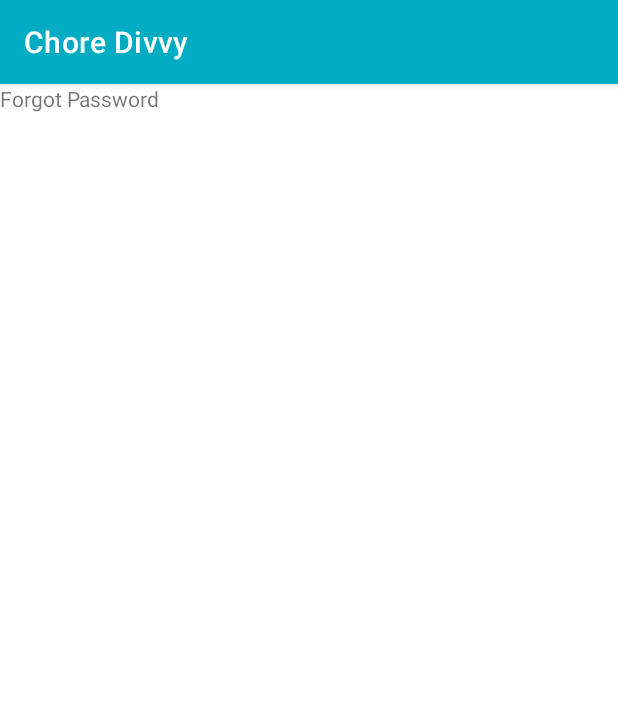
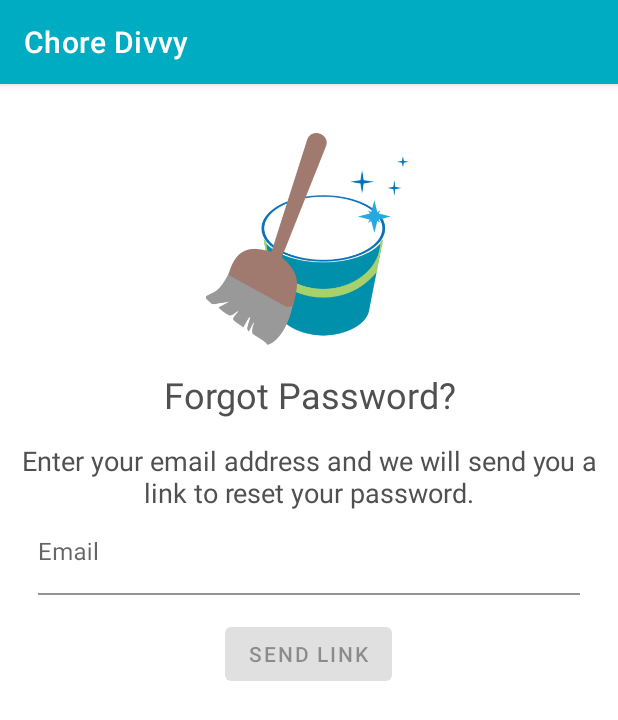
Before and after one commit to Doug2D2/chore-divvy-android, an Android app: the ForgotPasswordFragment screen opened through its navigation route, on a phone screen of 412 x 824 dp. Shown: the top 720 px of the screen. Run offline under Robolectric (Android 15) with nearby library versions, the phone set to English and light mode, and no system bars; our stand-ins replace Room's generated code, Timber, data binding.

Commit message:
forgot password fragment

```diff
--- a/app/src/main/java/com/doug2d2/chore_divvy_android/network/Service.kt
+++ b/app/src/main/java/com/doug2d2/chore_divvy_android/network/Service.kt
@@ -13,6 +13,9 @@ interface ChoreDivvyService {
 
     @POST("signup")
     fun signUp(@Body body: SignUpRequest): Deferred<SignUpResponse>
+
+    @POST("forgotPassword")
+    fun forgotPassword(@Body body: ForgotPasswordRequest): Deferred<ForgotPasswordResponse>
 }
 
 object ChoreDivvyNetwork {
@@ -33,3 +36,7 @@ data class SignUpRequest(var firstName: String, var lastName: String, var userna
                          var password: String)
 
 data class SignUpResponse(var msg: String)
+
+data class ForgotPasswordRequest(var username: String)
+
+data class ForgotPasswordResponse(var msg: String)
--- a/app/src/main/java/com/doug2d2/chore_divvy_android/repository/UserRepository.kt
+++ b/app/src/main/java/com/doug2d2/chore_divvy_android/repository/UserRepository.kt
@@ -4,6 +4,7 @@ import androidx.lifecycle.LiveData
 import androidx.lifecycle.MutableLiveData
 import com.doug2d2.chore_divvy_android.database.ChoreDivvyDatabase
 import com.doug2d2.chore_divvy_android.network.ChoreDivvyNetwork
+import com.doug2d2.chore_divvy_android.network.ForgotPasswordRequest
 import com.doug2d2.chore_divvy_android.network.LoginRequest
 import com.doug2d2.chore_divvy_android.network.SignUpRequest
 import kotlinx.coroutines.Dispatchers
@@ -25,4 +26,11 @@ class UserRepository(private val database: ChoreDivvyDatabase) {
             ChoreDivvyNetwork.choreDivvy.signUp(req).await()
         }
     }
+
+    suspend fun forgotPassword(username: String) {
+        withContext(Dispatchers.IO) {
+            val req = ForgotPasswordRequest(username)
+            ChoreDivvyNetwork.choreDivvy.forgotPassword(req).await()
+        }
+    }
 }
--- a/app/src/main/java/com/doug2d2/chore_divvy_android/user/ForgotPasswordFragment.kt
+++ b/app/src/main/java/com/doug2d2/chore_divvy_android/user/ForgotPasswordFragment.kt
@@ -5,7 +5,11 @@ import androidx.fragment.app.Fragment
 import android.view.LayoutInflater
 import android.view.View
 import android.view.ViewGroup
+import androidx.databinding.DataBindingUtil
+import androidx.lifecycle.Observer
+import androidx.lifecycle.ViewModelProviders
 import com.doug2d2.chore_divvy_android.R
+import com.doug2d2.chore_divvy_android.databinding.FragmentForgotPasswordBinding
 
 class ForgotPasswordFragment : Fragment() {
     override fun onCreate(savedInstanceState: Bundle?) {
@@ -16,7 +20,24 @@ class ForgotPasswordFragment : Fragment() {
         inflater: LayoutInflater, container: ViewGroup?,
         savedInstanceState: Bundle?
     ): View? {
-        // Inflate the layout for this fragment
-        return inflater.inflate(R.layout.fragment_forgot_password, container, false)
+        // Get a reference to the binding object and inflate the fragment views.
+        val binding: FragmentForgotPasswordBinding = DataBindingUtil.inflate(
+            inflater, R.layout.fragment_forgot_password, container, false)
+
+        val application = requireNotNull(this.activity).application
+        val viewModelFactory = ForgotPasswordViewModelFactory(application)
+        val forgotPasswordViewModel = ViewModelProviders.of(
+            this, viewModelFactory).get(ForgotPasswordViewModel::class.java)
+        binding.viewModel = forgotPasswordViewModel
+
+        forgotPasswordViewModel.username.observe(viewLifecycleOwner, Observer<String> { username ->
+            if (!username.isNullOrBlank()) {
+                binding.sendLinkButton.isEnabled = true
+            } else {
+                binding.sendLinkButton.isEnabled = false
+            }
+        })
+
+        return binding.root
     }
 }
--- /dev/null
+++ b/app/src/main/java/com/doug2d2/chore_divvy_android/user/ForgotPasswordViewModel.kt
@@ -0,0 +1,49 @@
+package com.doug2d2.chore_divvy_android.user
+
+import android.app.Application
+import androidx.lifecycle.AndroidViewModel
+import androidx.lifecycle.LiveData
+import androidx.lifecycle.MutableLiveData
+import com.doug2d2.chore_divvy_android.database.ChoreDivvyDatabase
+import com.doug2d2.chore_divvy_android.database.ChoreDivvyDatabase.Companion.getDatabase
+import com.doug2d2.chore_divvy_android.repository.UserRepository
+import kotlinx.coroutines.CoroutineScope
+import kotlinx.coroutines.Dispatchers
+import kotlinx.coroutines.Job
+import kotlinx.coroutines.launch
+import timber.log.Timber
+import java.lang.Exception
+
+enum class ForgotPasswordStatus { LOADING, SUCCESS, INVALID_USERNAME, CONNECTION_ERROR, OTHER_ERROR }
+
+class ForgotPasswordViewModel(application: Application): AndroidViewModel(application) {
+    private var viewModelJob = Job()
+    private val uiScope = CoroutineScope(Dispatchers.Main + viewModelJob)
+
+    private val userRepository = UserRepository(getDatabase(application))
+
+    val username = MutableLiveData<String>()
+
+    private val _forgotPasswordStatus = MutableLiveData<ForgotPasswordStatus>()
+    val forgotPasswordStatus: LiveData<ForgotPasswordStatus>
+        get() = _forgotPasswordStatus
+
+    fun onForgotPassword() {
+        Timber.i("Forgot password, username: %s", username.value)
+
+        if (!username.value.isNullOrBlank()) {
+            uiScope.launch {
+                try {
+                    Timber.i("Forgot password")
+                    _forgotPasswordStatus.value = ForgotPasswordStatus.LOADING
+
+                    userRepository.forgotPassword(username.value.toString())
+
+                    _forgotPasswordStatus.value = ForgotPasswordStatus.SUCCESS
+                } catch (e: Exception) {
+                    _forgotPasswordStatus.value = ForgotPasswordStatus.CONNECTION_ERROR
+                }
+            }
+        }
+    }
+}
--- /dev/null
+++ b/app/src/main/java/com/doug2d2/chore_divvy_android/user/ForgotPasswordViewModelFactory.kt
@@ -0,0 +1,16 @@
+package com.doug2d2.chore_divvy_android.user
+
+import android.app.Application
+import androidx.lifecycle.ViewModel
+import androidx.lifecycle.ViewModelProvider
+import java.lang.IllegalArgumentException
+
+class ForgotPasswordViewModelFactory(val application: Application): ViewModelProvider.Factory {
+    @Suppress("unchecked cast")
+    override fun <T : ViewModel?> create(modelClass: Class<T>): T {
+        if (modelClass.isAssignableFrom(ForgotPasswordViewModel::class.java)) {
+            return ForgotPasswordViewModel(application) as T
+        }
+        throw IllegalArgumentException("Unknown ViewModel class")
+    }
+}
--- a/app/src/main/java/com/doug2d2/chore_divvy_android/user/LoginViewModel.kt
+++ b/app/src/main/java/com/doug2d2/chore_divvy_android/user/LoginViewModel.kt
@@ -39,7 +39,7 @@ class LoginViewModel(application: Application): AndroidViewModel(application) {
     fun onLogin() {
         Timber.i("Logging in, username: %s; password: %s", username.value, password.value)
 
-        if (username.value != null && password.value != null) {
+        if (!username.value.isNullOrBlank() && !password.value.isNullOrBlank()) {
             uiScope.launch {
                 try {
                     Timber.i("Logging in")
--- a/app/src/main/res/layout/fragment_forgot_password.xml
+++ b/app/src/main/res/layout/fragment_forgot_password.xml
@@ -1,14 +1,81 @@
 <?xml version="1.0" encoding="utf-8"?>
-<FrameLayout xmlns:android="http://schemas.android.com/apk/res/android"
-    xmlns:tools="http://schemas.android.com/tools"
-    android:layout_width="match_parent"
-    android:layout_height="match_parent"
-    tools:context=".user.ForgotPasswordFragment">
+<layout xmlns:android="http://schemas.android.com/apk/res/android"
+    xmlns:app="http://schemas.android.com/apk/res-auto"
+    xmlns:tools="http://schemas.android.com/tools">
 
-    <!-- TODO: Update blank fragment layout -->
-    <TextView
+    <data>
+        <variable
+            name="viewModel"
+            type="com.doug2d2.chore_divvy_android.user.ForgotPasswordViewModel" />
+    </data>
+
+    <LinearLayout
         android:layout_width="match_parent"
         android:layout_height="match_parent"
-        android:text="Forgot Password" />
+        android:layout_marginTop="@dimen/marginTopBottom"
+        android:gravity="center_horizontal|top"
+        android:orientation="vertical"
+        tools:context=".user.ForgotPasswordFragment">
 
-</FrameLayout>
+        <!-- Current image is just a placeholder, will need a logo -->
+        <ImageView
+            android:id="@+id/logoImg"
+            android:layout_width="match_parent"
+            android:layout_height="145dp"
+            android:layout_marginBottom="@dimen/marginBetweenElements"
+            android:contentDescription="@string/logo_description"
+            app:srcCompat="@drawable/logo" />
+
+        <TextView
+            android:id="@+id/forgotPasswordHeading"
+            android:layout_width="match_parent"
+            android:layout_height="wrap_content"
+            android:layout_marginBottom="@dimen/marginBetweenElements"
+            android:text="@string/forgot_password_button_text"
+            android:textAlignment="center"
+            android:textColor="@color/colorText"
+            android:textSize="@dimen/headingTextSize" />
+
+        <TextView
+            android:id="@+id/forgotPasswordText"
+            android:layout_width="match_parent"
+            android:layout_height="wrap_content"
+            android:text="@string/forgot_password_text"
+            android:textAlignment="center"
+            android:textColor="@color/colorText"
+            android:textSize="@dimen/errorTextSize" />
+
+        <com.google.android.material.textfield.TextInputLayout
+            android:layout_width="match_parent"
+            android:layout_height="wrap_content"
+            app:boxBackgroundColor="#00000000"
+            android:layout_marginStart="@dimen/marginStartEnd"
+            android:layout_marginEnd="@dimen/marginStartEnd" >
+
+            <EditText
+                android:id="@+id/usernameEditText"
+                android:layout_width="match_parent"
+                android:layout_height="wrap_content"
+                android:layout_marginBottom="@dimen/marginBetweenElements"
+                android:autofillHints="username"
+                android:ems="10"
+                android:hint="@string/username_edit_hint"
+                android:inputType="textEmailAddress"
+                android:paddingStart="0dp"
+                android:paddingEnd="0dp"
+                android:text="@={viewModel.username}" />
+
+        </com.google.android.material.textfield.TextInputLayout>
+
+        <Button
+            android:id="@+id/sendLinkButton"
+            android:layout_width="wrap_content"
+            android:layout_height="wrap_content"
+            android:layout_marginBottom="@dimen/marginBetweenElements"
+            android:enabled="false"
+            android:text="@string/send_link_button_text"
+            android:onClick="@{() -> viewModel.onForgotPassword()}" />
+
+    </LinearLayout>
+
+</layout>
--- a/app/src/main/res/values/colors.xml
+++ b/app/src/main/res/values/colors.xml
@@ -9,4 +9,5 @@
     <color name="colorPrimaryText">#000000</color>
     <color name="colorAccentText">#ffffff</color>
     <color name="colorErrorText">#d32f2f</color>
+    <color name="colorText">#505050</color>
 </resources>
--- a/app/src/main/res/values/dimens.xml
+++ b/app/src/main/res/values/dimens.xml
@@ -4,4 +4,5 @@
     <dimen name="marginTopBottom">30dp</dimen>
     <dimen name="marginBetweenElements">15dp</dimen>
     <dimen name="errorTextSize">18sp</dimen>
+    <dimen name="headingTextSize">24sp</dimen>
 </resources>
--- a/app/src/main/res/values/strings.xml
+++ b/app/src/main/res/values/strings.xml
@@ -8,7 +8,6 @@
     <string name="login_button_text">Login</string>
     <string name="sign_up_button_text">Sign Up</string>
     <string name="forgot_password_button_text">Forgot Password?</string>
-
-    <!-- TODO: Remove or change this placeholder text -->
-    <string name="hello_blank_fragment">Hello blank fragment</string>
+    <string name="send_link_button_text">Send Link</string>
+    <string name="forgot_password_text">Enter your email address and we will send you a link to reset your password.</string>
 </resources>
```
Also changed, not shown: app/src/main/res/layout/fragment_sign_up.xml (+0 -7 lines).
